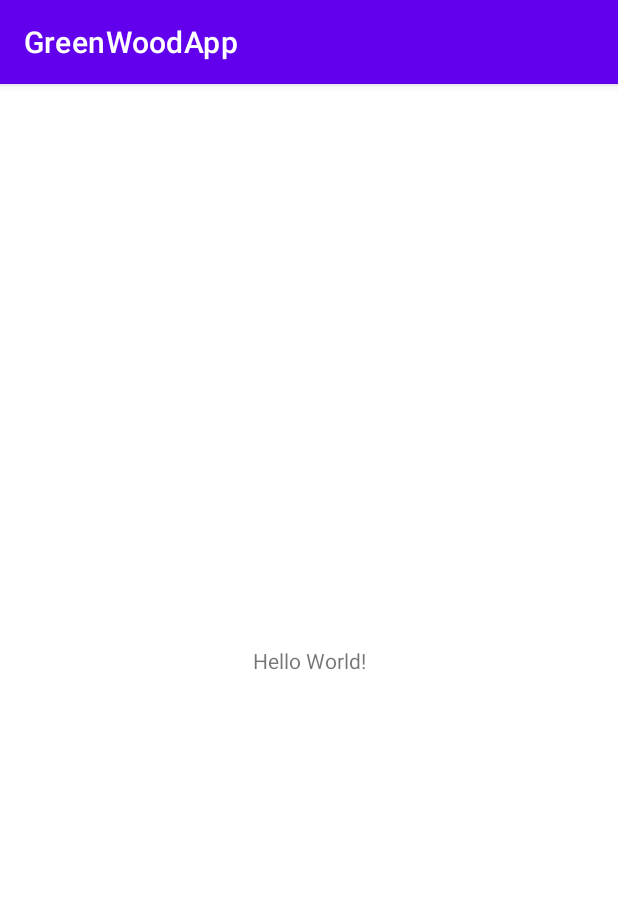
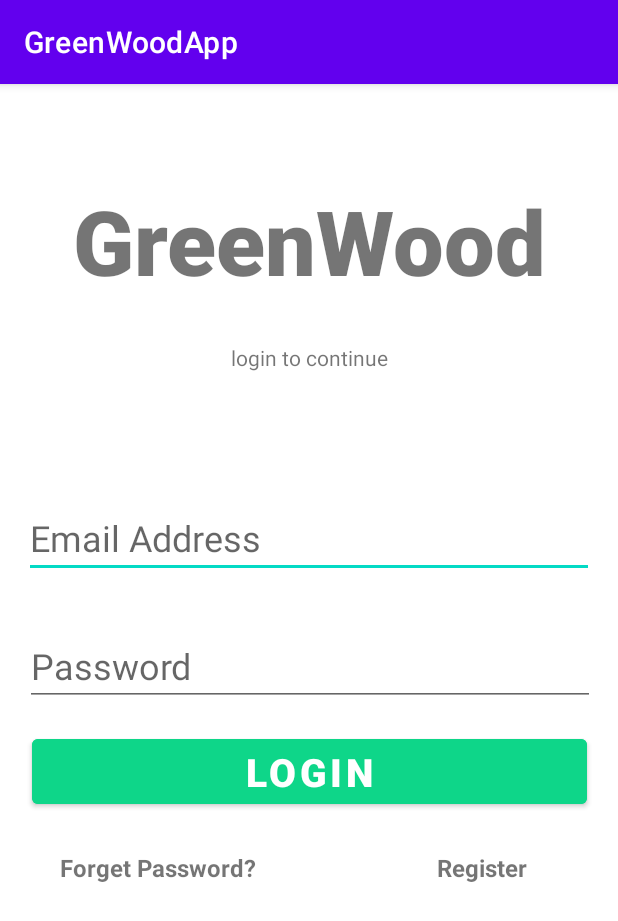
Before and after one commit to 0505eok/GreenWood, an Android app: the screen it shows after launch (MainActivity before the commit, LoginPage after it), on a phone screen of 412 x 824 dp. Shown: the top 921 px of the screen. Run offline under Robolectric (Android 15) with nearby library versions, the phone set to English and light mode, and no system bars.

Commit message:
login page create

```diff
--- a/app/src/main/AndroidManifest.xml
+++ b/app/src/main/AndroidManifest.xml
@@ -10,7 +10,7 @@
         android:supportsRtl="true"
         android:theme="@style/Theme.GreenWoodApp">
         <activity
-            android:name=".MainActivity"
+            android:name=".LoginPage"
             android:exported="true">
             <intent-filter>
                 <action android:name="android.intent.action.MAIN" />
--- a/app/src/main/java/com/example/greenwoodapp/MainActivity.kt
+++ b/app/src/main/java/com/example/greenwoodapp/LoginPage.kt
@@ -3,9 +3,9 @@ package com.example.greenwoodapp
 import androidx.appcompat.app.AppCompatActivity
 import android.os.Bundle
 
-class MainActivity : AppCompatActivity() {
+class LoginPage : AppCompatActivity() {
     override fun onCreate(savedInstanceState: Bundle?) {
         super.onCreate(savedInstanceState)
-        setContentView(R.layout.activity_main)
+        setContentView(R.layout.login_page)
     }
 }
--- a/app/src/main/res/layout/activity_main.xml
+++ /dev/null
@@ -1,18 +0,0 @@
-<?xml version="1.0" encoding="utf-8"?>
-<androidx.constraintlayout.widget.ConstraintLayout xmlns:android="http://schemas.android.com/apk/res/android"
-    xmlns:app="http://schemas.android.com/apk/res-auto"
-    xmlns:tools="http://schemas.android.com/tools"
-    android:layout_width="match_parent"
-    android:layout_height="match_parent"
-    tools:context=".MainActivity">
-
-    <TextView
-        android:layout_width="wrap_content"
-        android:layout_height="wrap_content"
-        android:text="Hello World!"
-        app:layout_constraintBottom_toBottomOf="parent"
-        app:layout_constraintLeft_toLeftOf="parent"
-        app:layout_constraintRight_toRightOf="parent"
-        app:layout_constraintTop_toTopOf="parent" />
-
-</androidx.constraintlayout.widget.ConstraintLayout>
--- /dev/null
+++ b/app/src/main/res/layout/login_page.xml
@@ -0,0 +1,115 @@
+<?xml version="1.0" encoding="utf-8"?>
+<androidx.constraintlayout.widget.ConstraintLayout xmlns:android="http://schemas.android.com/apk/res/android"
+    xmlns:app="http://schemas.android.com/apk/res-auto"
+    xmlns:tools="http://schemas.android.com/tools"
+    android:layout_width="match_parent"
+    android:layout_height="match_parent"
+    tools:context=".LoginPage">
+
+    <TextView
+        android:id="@+id/banner"
+        android:layout_width="match_parent"
+        android:layout_height="wrap_content"
+        android:layout_marginTop="64dp"
+        android:fontFamily="sans-serif-black"
+        android:text="GreenWood"
+        android:textAlignment="center"
+        android:textSize="60sp"
+        android:textStyle="bold"
+        app:layout_constraintHorizontal_bias="0.0"
+        app:layout_constraintLeft_toLeftOf="parent"
+        app:layout_constraintRight_toRightOf="parent"
+        app:layout_constraintTop_toTopOf="parent"
+        />
+
+    <TextView
+        android:id="@+id/bannerdescription"
+        android:layout_width="wrap_content"
+        android:layout_height="wrap_content"
+        android:layout_marginTop="28dp"
+        android:text="login to continue"
+        app:layout_constraintEnd_toEndOf="parent"
+        app:layout_constraintStart_toStartOf="parent"
+        app:layout_constraintTop_toBottomOf="@+id/banner" />
+
+    <EditText
+        android:id="@+id/email"
+        android:layout_width="380dp"
+        android:layout_height="wrap_content"
+        android:ems="10"
+        android:hint="Email Address"
+        android:inputType="textEmailAddress"
+        android:textSize="24sp"
+        android:layout_marginTop="84dp"
+        app:layout_constraintTop_toBottomOf="@+id/bannerdescription"
+        app:layout_constraintEnd_toEndOf="parent"
+        app:layout_constraintStart_toStartOf="parent"
+        tools:layout_editor_absoluteX="15dp"
+        />
+
+    <EditText
+        android:id="@+id/password"
+        android:layout_width="380dp"
+        android:layout_height="wrap_content"
+        android:layout_marginTop="32dp"
+        android:ems="10"
+        android:hint="Password"
+        android:inputType="textPassword"
+        android:textSize="24sp"
+        app:layout_constraintEnd_toEndOf="parent"
+        app:layout_constraintHorizontal_bias="0.516"
+        app:layout_constraintStart_toStartOf="parent"
+        app:layout_constraintTop_toBottomOf="@+id/email" />
+
+    <Button
+        android:id="@+id/Login"
+        android:layout_width="370sp"
+        android:layout_height="wrap_content"
+        android:layout_marginTop="16dp"
+        android:backgroundTint="#0ED689"
+        android:text="Login"
+        android:textAlignment="center"
+        android:textColor="@color/white"
+        android:textSize="26sp"
+        android:textStyle="bold"
+        app:layout_constraintEnd_toEndOf="parent"
+        app:layout_constraintStart_toStartOf="parent"
+        app:layout_constraintTop_toBottomOf="@+id/password"
+        tools:ignore="MissingConstraints" />
+    <TextView
+        android:id="@+id/forgetPassword"
+        android:layout_width="wrap_content"
+        android:layout_height="wrap_content"
+        android:layout_marginTop="25dp"
+        android:layout_marginLeft="40dp"
+        android:text="Forget Password?"
+        android:textStyle="bold"
+        android:textSize="16sp"
+        app:layout_constraintLeft_toLeftOf="parent"
+        app:layout_constraintTop_toBottomOf="@+id/Login" />
+    <TextView
+        android:id="@+id/register"
+        android:layout_width="wrap_content"
+        android:layout_height="wrap_content"
+        android:layout_marginLeft="120dp"
+        android:text="Register"
+        android:textStyle="bold"
+        android:textSize="16sp"
+        app:layout_constraintTop_toTopOf="@+id/forgetPassword"
+        app:layout_constraintLeft_toRightOf="@+id/forgetPassword"
+        />
+
+    <ProgressBar
+        android:id="@+id/progressBar"
+        style="?android:attr/progressBarStyleLarge"
+        android:layout_width="159dp"
+        android:layout_height="205dp"
+        android:layout_centerInParent="true"
+        android:visibility="gone"
+        app:layout_constraintBottom_toBottomOf="parent"
+        app:layout_constraintLeft_toLeftOf="parent"
+        app:layout_constraintRight_toRightOf="parent"
+        app:layout_constraintTop_toTopOf="parent"
+        tools:ignore="MissingConstraints" />
+
+</androidx.constraintlayout.widget.ConstraintLayout>
```
